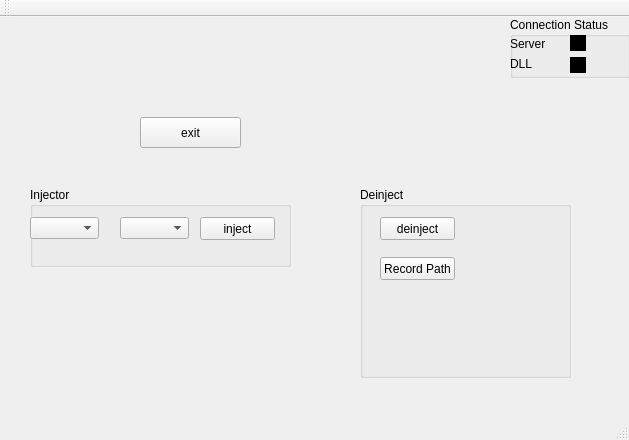
The window that windowQT/windowQT.ui (bguina/wow-dllcore-plugins) describes before a commit, drawn with Qt 5.
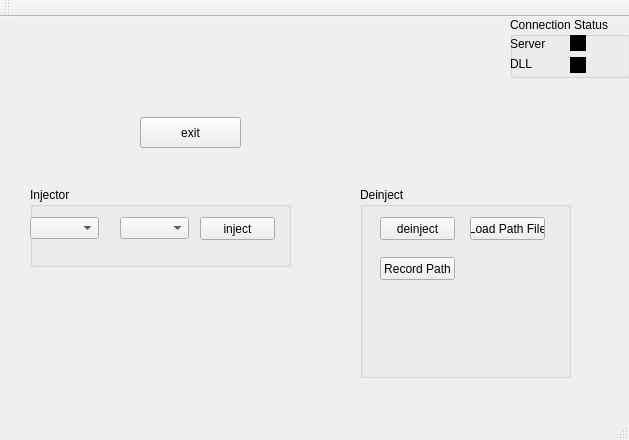
The same window after the commit.

Commit message: send waypoints informations

Diff of the .ui file:
```diff
--- a/windowQT/windowQT.ui
+++ b/windowQT/windowQT.ui
@@ -203,6 +203,19 @@
       <string>Record Path</string>
      </property>
     </widget>
+    <widget class="QPushButton" name="loadWaypointsFile">
+     <property name="geometry">
+      <rect>
+       <x>110</x>
+       <y>30</y>
+       <width>75</width>
+       <height>23</height>
+      </rect>
+     </property>
+     <property name="text">
+      <string>Load Path File</string>
+     </property>
+    </widget>
    </widget>
   </widget>
   <widget class="QToolBar" name="mainToolBar">
```
The commit also changes 5 other files.
